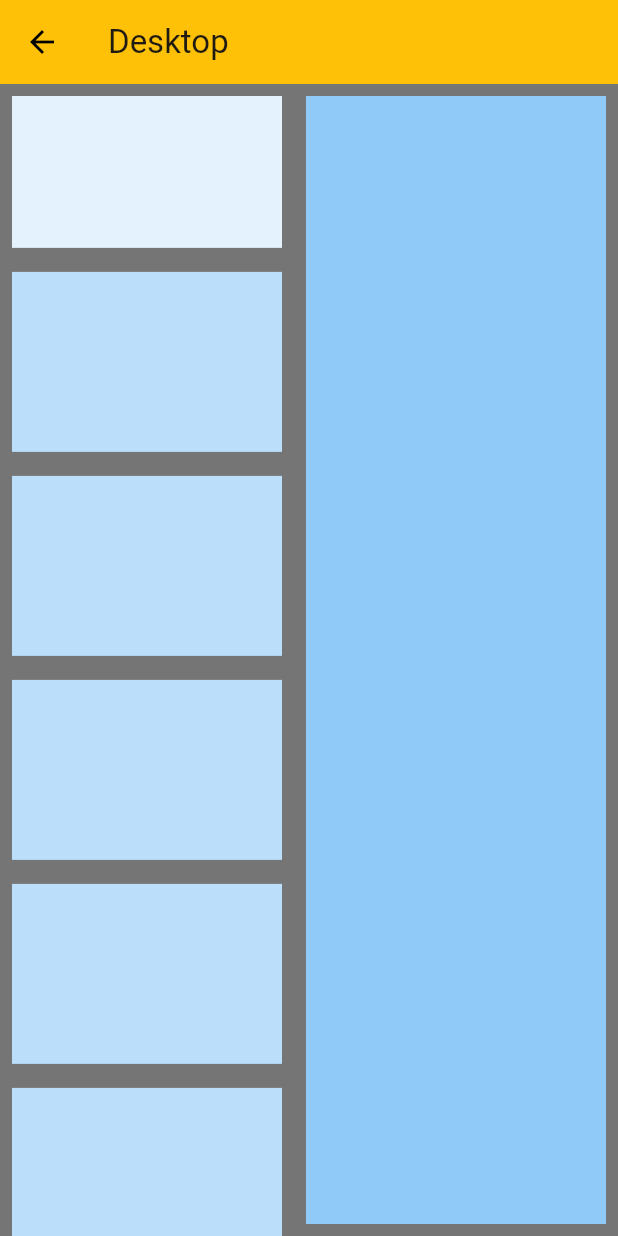
After one commit to kjhan1113/flutter_designs, a Flutter app: the BodyDesktop screen opened directly, on a phone screen of 412 x 824 dp. The commit adds this screen. Run offline on Flutter 3.47's test engine with Material 3 defaults, Android fonts, the light colour scheme and no system bars.

Commit message:
Add Responsive Design

```diff
--- /dev/null
+++ b/lib/components/body_desktop.dart
@@ -0,0 +1,67 @@
+import 'package:flutter/material.dart';
+
+class BodyDesktop extends StatelessWidget {
+  const BodyDesktop({super.key});
+
+  @override
+  Widget build(BuildContext context) {
+    final currentWidth = MediaQuery.of(context).size.width;
+
+    return Scaffold(
+      appBar: AppBar(
+        title: const Text('Desktop'),
+        backgroundColor: Colors.amber,
+        leading: IconButton(
+          onPressed: () {
+            Navigator.pop(context);
+          },
+          icon: const Icon(
+            Icons.arrow_back,
+            color: Colors.black,
+          ),
+        ),
+      ),
+      backgroundColor: Colors.black54,
+      body: Row(
+        children: [
+          Expanded(
+            child: Column(
+              children: [
+                Padding(
+                  padding: const EdgeInsets.all(8.0),
+                  child: AspectRatio(
+                    aspectRatio: 16 / 9,
+                    child: Container(
+                      color: Colors.blue[50],
+                    ),
+                  ),
+                ),
+                Expanded(
+                  child: ListView.builder(
+                    itemCount: 8,
+                    itemBuilder: (context, index) {
+                      return Padding(
+                        padding: const EdgeInsets.all(8.0),
+                        child: Container(
+                          color: Colors.blue[100],
+                          height: 120,
+                        ),
+                      );
+                    },
+                  ),
+                ),
+              ],
+            ),
+          ),
+          Padding(
+            padding: const EdgeInsets.all(8.0),
+            child: Container(
+              width: 200,
+              color: Colors.blue[200],
+            ),
+          )
+        ],
+      ),
+    );
+  }
+}
--- /dev/null
+++ b/lib/components/body_dimensions.dart
@@ -0,0 +1 @@
+const mobileWidth = 600;
```
Also changed, not shown: lib/components/body_mobile.dart (added, +51 -0 lines), lib/layout_page/layout_builder.dart (added, +22 -0 lines), lib/layout_page/responsive_1.dart (added, +32 -0 lines), lib/main.dart (+11 -2 lines), pubspec.lock.
